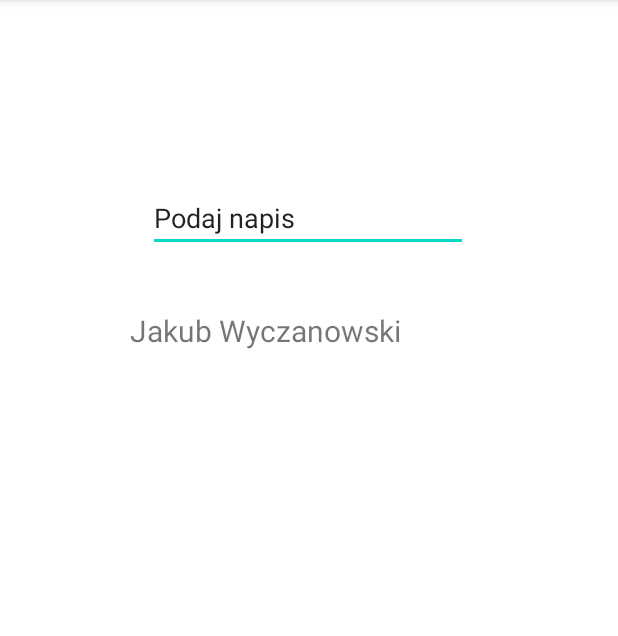
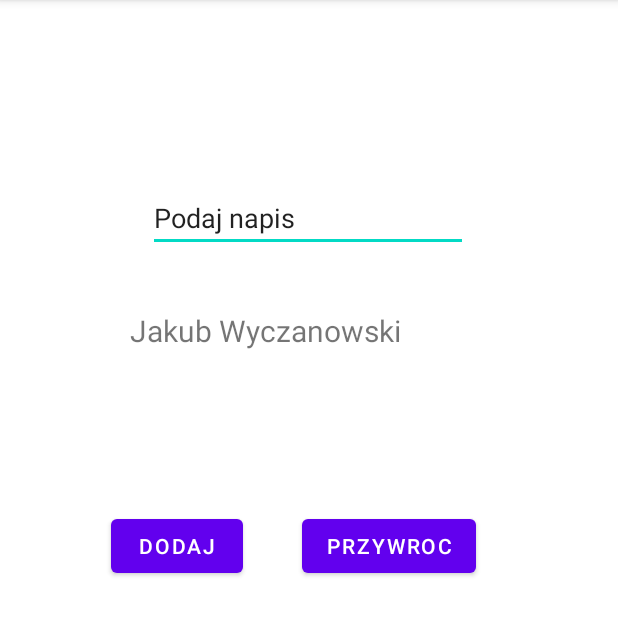
Before and after one commit to Kakaoss/Zadanie_mobilne_21.10.2022, an Android app: the screen it shows after launch (MainActivity), on a phone screen of 412 x 824 dp, the part 84-720 px from its top. Run offline under Robolectric (Android 15) with nearby library versions, the light colour scheme and no system bars.

Commit message:
dodanie przyciskow

```diff
--- a/app/src/main/res/layout/activity_main.xml
+++ b/app/src/main/res/layout/activity_main.xml
@@ -33,4 +33,26 @@
         app:layout_constraintTop_toTopOf="parent"
         app:layout_constraintVertical_bias="0.17" />
 
+    <Button
+        android:id="@+id/btnDodaj"
+        android:layout_width="wrap_content"
+        android:layout_height="wrap_content"
+        android:layout_marginTop="340dp"
+        android:text="Dodaj"
+        app:layout_constraintEnd_toEndOf="parent"
+        app:layout_constraintHorizontal_bias="0.229"
+        app:layout_constraintStart_toStartOf="parent"
+        app:layout_constraintTop_toTopOf="parent" />
+
+    <Button
+        android:id="@+id/btnPrzywroc"
+        android:layout_width="wrap_content"
+        android:layout_height="wrap_content"
+        android:layout_marginTop="340dp"
+        android:text="Przywroc"
+        app:layout_constraintEnd_toEndOf="parent"
+        app:layout_constraintHorizontal_bias="0.681"
+        app:layout_constraintStart_toStartOf="parent"
+        app:layout_constraintTop_toTopOf="parent" />
+
 </androidx.constraintlayout.widget.ConstraintLayout>
```
